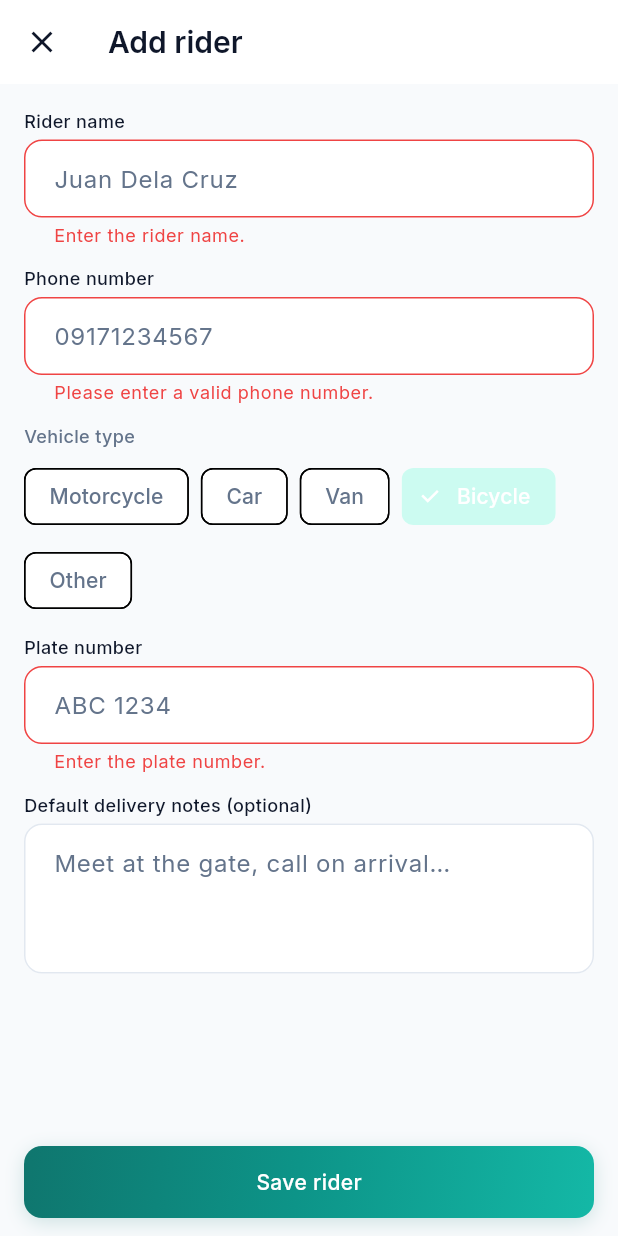
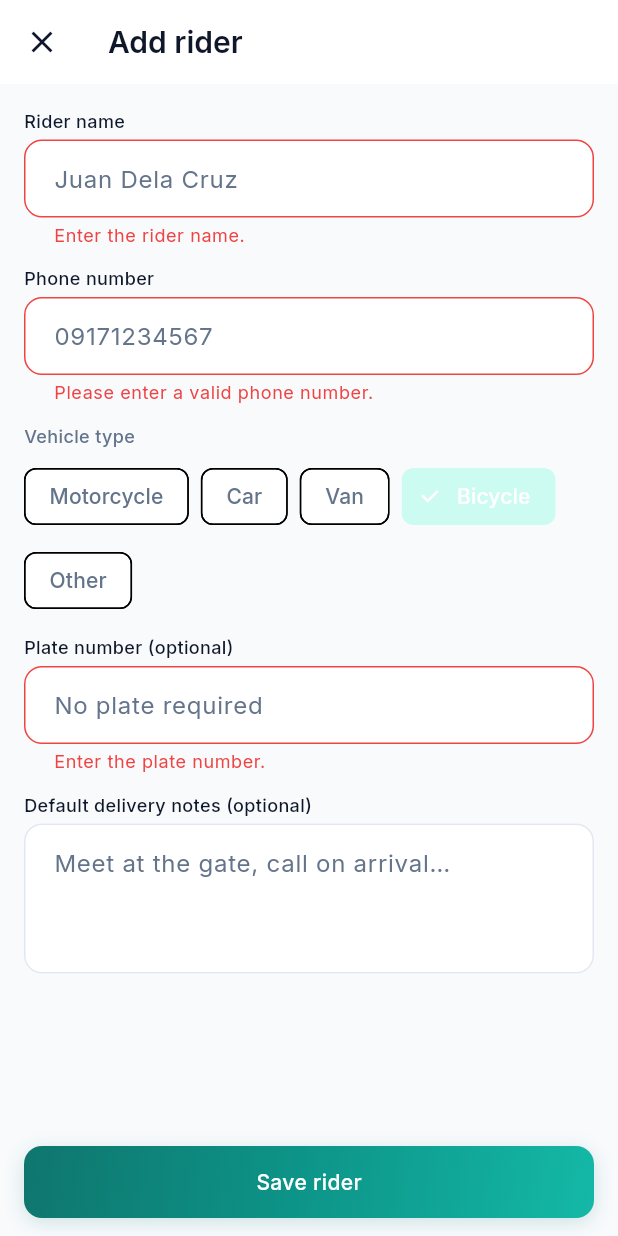
Before and after one commit to Deextr/Capstone_ThriftLine, a Flutter app: the SellerSavedRiderEditorScreen screen opened by its route, after a tap on "Save rider", after a tap on "Bicycle", on a phone screen of 412 x 824 dp. Run offline on Flutter 3.47's test engine with Material 3 defaults, Android fonts, the phone set to English and light mode, and no system bars; our stand-ins replace app_links, cached_network_image, camera, fl_chart, flutter_dotenv, flutter_secure_storage and 9 more; missing offline and left inert: cloudflare_turnstile, fetch_client, google_mlkit_face_detection, google_mlkit_text_recognition; accounts and stored records are empty; statements that could not run were skipped.

Commit message:
Added constraint to rider plate number and contact number

```diff
--- a/lib/features/seller/data/seller_saved_riders_service.dart
+++ b/lib/features/seller/data/seller_saved_riders_service.dart
@@ -1,4 +1,5 @@
 import 'package:flutter/foundation.dart';
+import 'package:supabase_flutter/supabase_flutter.dart';
 
 import '../../../core/services/supabase_service.dart';
 import '../../../core/utils/ph_phone.dart';
@@ -51,7 +52,9 @@ class SellerSavedRidersService {
     if (nameError != null) return nameError;
     final phoneError = phMobileValidationError(riderPhone);
     if (phoneError != null) return phoneError;
-    if (plateNumber.trim().isEmpty) return 'Enter the plate number.';
+    if (vehicle.requiresPlate && plateNumber.trim().isEmpty) {
+      return 'Enter the plate number.';
+    }
     return null;
   }
 
@@ -100,6 +103,9 @@ class SellerSavedRidersService {
         rider: SellerSavedRider.fromRow(Map<String, dynamic>.from(row)),
         error: null,
       );
+    } on PostgrestException catch (e) {
+      debugPrint('SellerSavedRidersService.create: $e');
+      return (rider: null, error: _writeErrorMessage(e));
     } catch (e) {
       debugPrint('SellerSavedRidersService.create: $e');
       return (rider: null, error: 'Could not save rider. Please try again.');
@@ -157,10 +163,28 @@ class SellerSavedRidersService {
         rider: SellerSavedRider.fromRow(Map<String, dynamic>.from(row)),
         error: null,
       );
+    } on PostgrestException catch (e) {
+      debugPrint('SellerSavedRidersService.update: $e');
+      return (rider: null, error: _writeErrorMessage(e));
     } catch (e) {
       debugPrint('SellerSavedRidersService.update: $e');
       return (rider: null, error: 'Could not update rider. Please try again.');
     }
+  }
+
+  String _writeErrorMessage(PostgrestException error) {
+    if (error.code == '23505' ||
+        error.message.contains('seller_saved_riders_rider_phone') ||
+        error.message.contains('seller_saved_riders_plate_number')) {
+      if (error.message.contains('rider_phone')) {
+        return 'That contact number is already assigned to another rider.';
+      }
+      if (error.message.contains('plate_number')) {
+        return 'That plate number is already assigned to another rider.';
+      }
+      return 'A rider with that contact number or plate number already exists.';
+    }
+    return 'Could not save rider. Please try again.';
   }
 
   Future<String?> delete(String savedRiderId) async {
--- a/lib/features/seller/presentation/screens/seller_saved_rider_editor_screen.dart
+++ b/lib/features/seller/presentation/screens/seller_saved_rider_editor_screen.dart
@@ -78,7 +78,9 @@ class _SellerSavedRiderEditorScreenState
     final plateTrimmed = _plate.text.trim();
     final nameError = Validators.riderName(_name.text);
     final phoneError = phMobileValidationError(_phone.text);
-    final plateError = plateTrimmed.isEmpty ? 'Enter the plate number.' : null;
+    final plateError = _vehicle.requiresPlate && plateTrimmed.isEmpty
+        ? 'Enter the plate number.'
+        : null;
     setState(() {
       _nameError = nameError;
       _phoneError = phoneError;
--- a/lib/features/seller/presentation/widgets/saved_rider_form_fields.dart
+++ b/lib/features/seller/presentation/widgets/saved_rider_form_fields.dart
@@ -79,8 +79,10 @@ class SavedRiderFormFields extends StatelessWidget {
         ),
         const SizedBox(height: 12),
         ThriftTextField(
-          label: 'Plate number',
-          hint: 'ABC 1234',
+          label: vehicle.requiresPlate
+              ? 'Plate number'
+              : 'Plate number (optional)',
+          hint: vehicle.requiresPlate ? 'ABC 1234' : 'No plate required',
           controller: plateController,
           error: plateError,
           readOnly: readOnly,
--- a/lib/models/enums.dart
+++ b/lib/models/enums.dart
@@ -238,6 +238,9 @@ enum DeliveryVehicleType {
   final String dbValue;
   final String label;
 
+  bool get requiresPlate =>
+      this == motorcycle || this == car || this == van;
+
   static DeliveryVehicleType fromDb(String? value) =>
       DeliveryVehicleType.values.firstWhere(
         (e) => e.dbValue == value,
```
Also changed, not shown: 1 other file.
